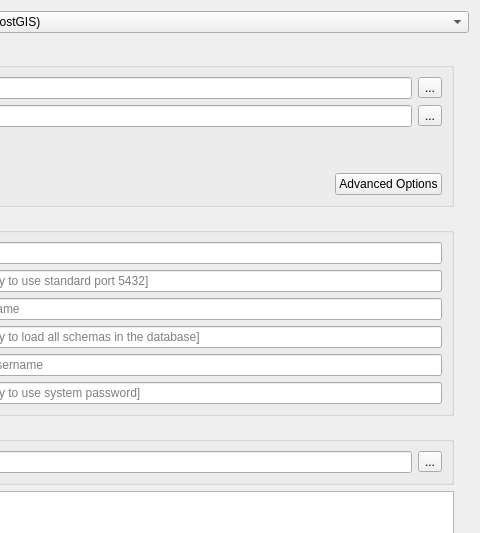
First picture: the form in projectgenerator/ui/generate_project.ui, repository opengisch/QgisModelBaker, before the edit; both pictures show x 161 to 641 and y 0 to 533 of the 641 by 778 pixel window.
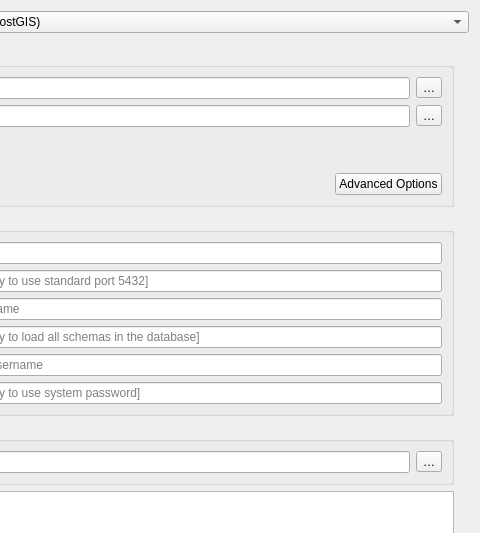
Second picture: the form after the edit. Custom widgets are drawn as their Qt base class.

```diff
--- a/projectgenerator/ui/generate_project.ui
+++ b/projectgenerator/ui/generate_project.ui
@@ -113,7 +113,7 @@
              <string>Browse Interlis files</string>
             </property>
             <property name="text">
-             <string>...</string>
+             <string>…</string>
             </property>
            </widget>
           </item>
@@ -140,7 +140,7 @@
              <string>Select multiple Interlis models</string>
             </property>
             <property name="text">
-             <string>...</string>
+             <string>…</string>
             </property>
            </widget>
           </item>
@@ -306,7 +306,7 @@
              <string>Browse GeoPackage files</string>
             </property>
             <property name="text">
-             <string>...</string>
+             <string>…</string>
             </property>
            </widget>
           </item>
```
